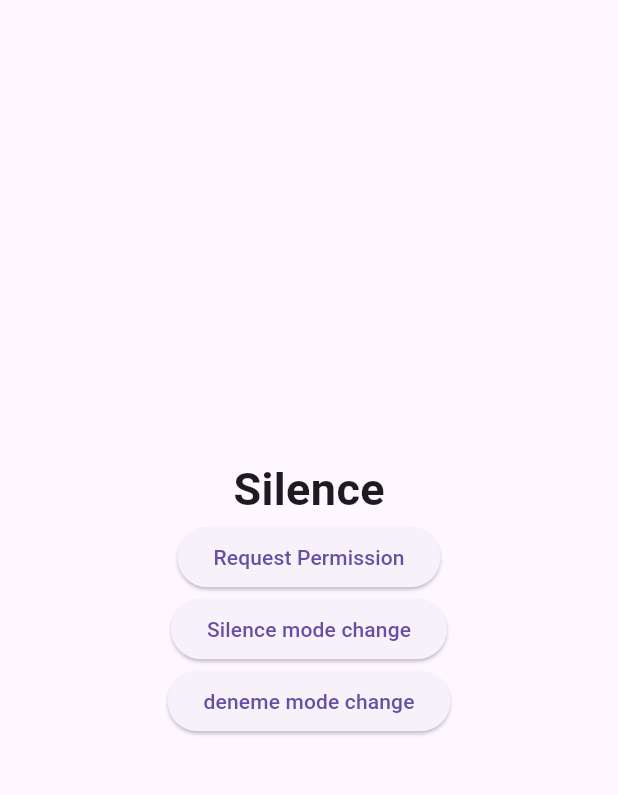
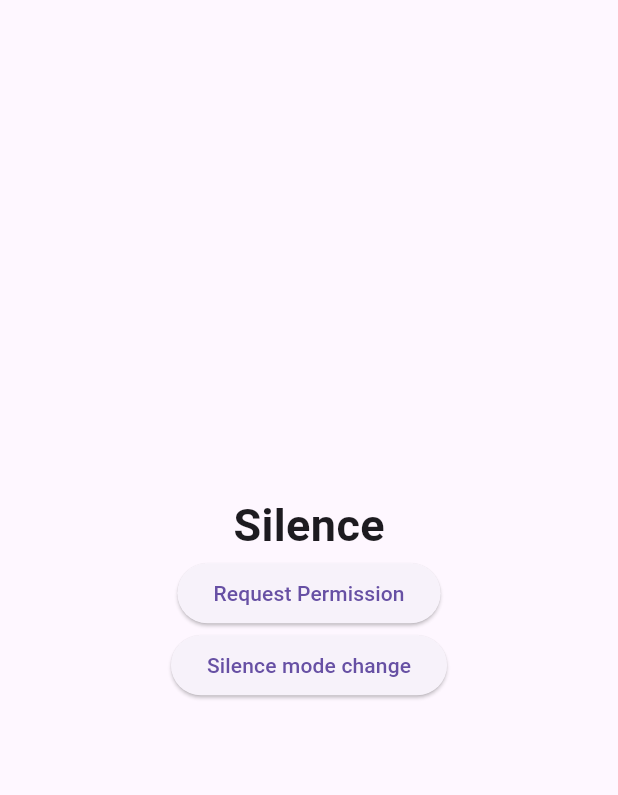
Before and after one commit to vexyverse/quiet-masjid, a Flutter app: the screen it shows after launch, on a phone screen of 412 x 824 dp, the part 63-858 px from its top. Run offline on Flutter 3.47's test engine with Material 3 defaults, Android fonts, the light colour scheme and no system bars; missing offline and left inert: sound_mode.

Commit message:
quiet masjid

```diff
--- a/lib/features/silence/view/silence.dart
+++ b/lib/features/silence/view/silence.dart
@@ -37,12 +37,6 @@ class _SilenceViewState extends State<SilenceView> with SilenceViewMixin {
               },
               child: const Text('Silence mode change'),
             ),
-            ElevatedButton(
-              onPressed: () async {
-                deneme();
-              },
-              child: const Text('deneme mode change'),
-            ),
           ],
         ),
       ),
```
Also changed, not shown: lib/features/silence/view/silence_mixin.dart (+0 -9 lines).
